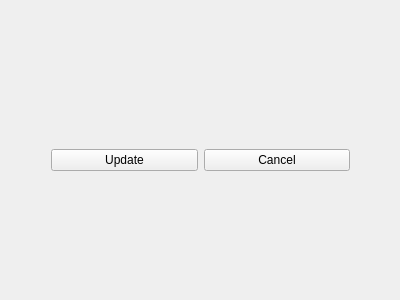
Old version of the form CleaningScheduleGenerator.UI/settings.ui in the repository Jenzzz/CleaningScheduleGenerator.
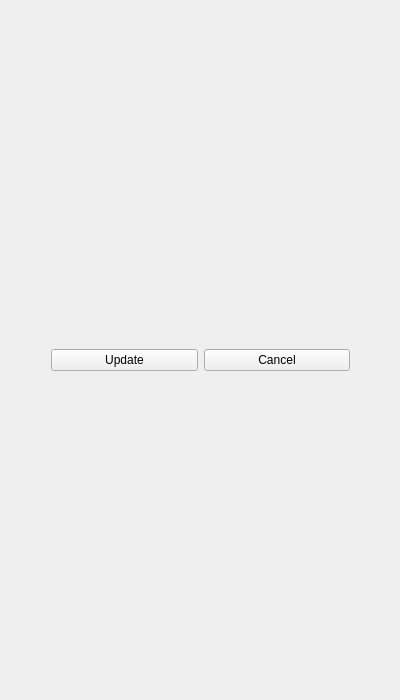
New version of the form.

Commit message: settings menu

```diff
--- a/CleaningScheduleGenerator.UI/settings.ui
+++ b/CleaningScheduleGenerator.UI/settings.ui
@@ -2,14 +2,35 @@
 <ui version="4.0">
  <class>settings</class>
  <widget class="QWidget" name="settings">
+  <property name="windowModality">
+   <enum>Qt::NonModal</enum>
+  </property>
+  <property name="enabled">
+   <bool>true</bool>
+  </property>
   <property name="geometry">
    <rect>
     <x>0</x>
     <y>0</y>
     <width>400</width>
-    <height>300</height>
+    <height>700</height>
    </rect>
   </property>
+  <property name="minimumSize">
+   <size>
+    <width>400</width>
+    <height>700</height>
+   </size>
+  </property>
+  <property name="maximumSize">
+   <size>
+    <width>400</width>
+    <height>700</height>
+   </size>
+  </property>
+  <property name="contextMenuPolicy">
+   <enum>Qt::NoContextMenu</enum>
+  </property>
   <property name="windowTitle">
    <string>settings</string>
   </property>
@@ -19,7 +40,7 @@
      <x>40</x>
      <y>10</y>
      <width>321</width>
-     <height>281</height>
+     <height>681</height>
     </rect>
    </property>
    <layout class="QVBoxLayout" name="verticalLayout">
```
Left out of the diff: 7 changed lines with no effect on the pictures. The commit also changes 8 other files.
